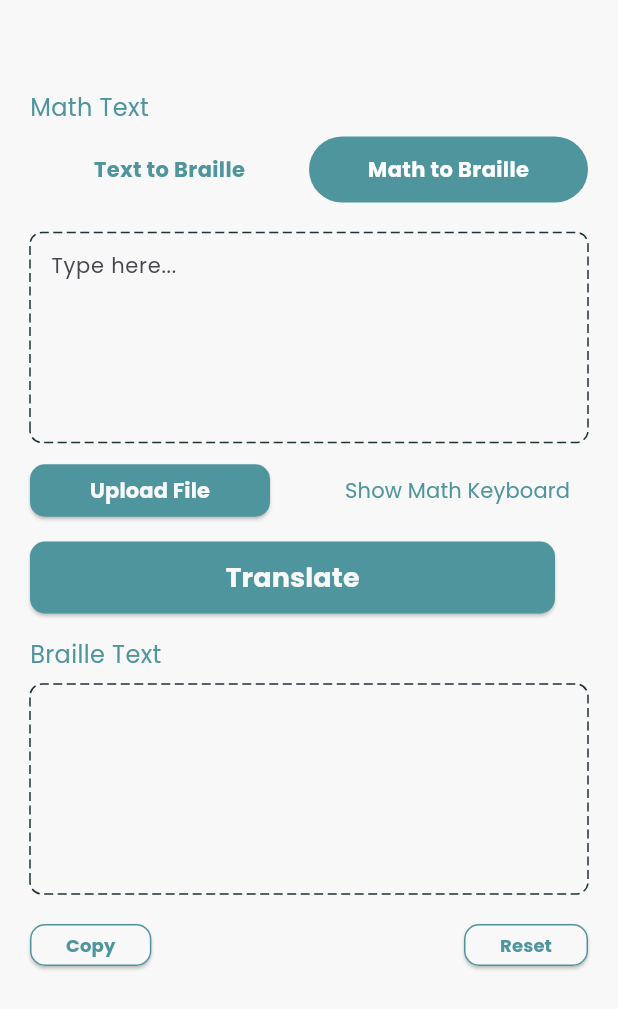
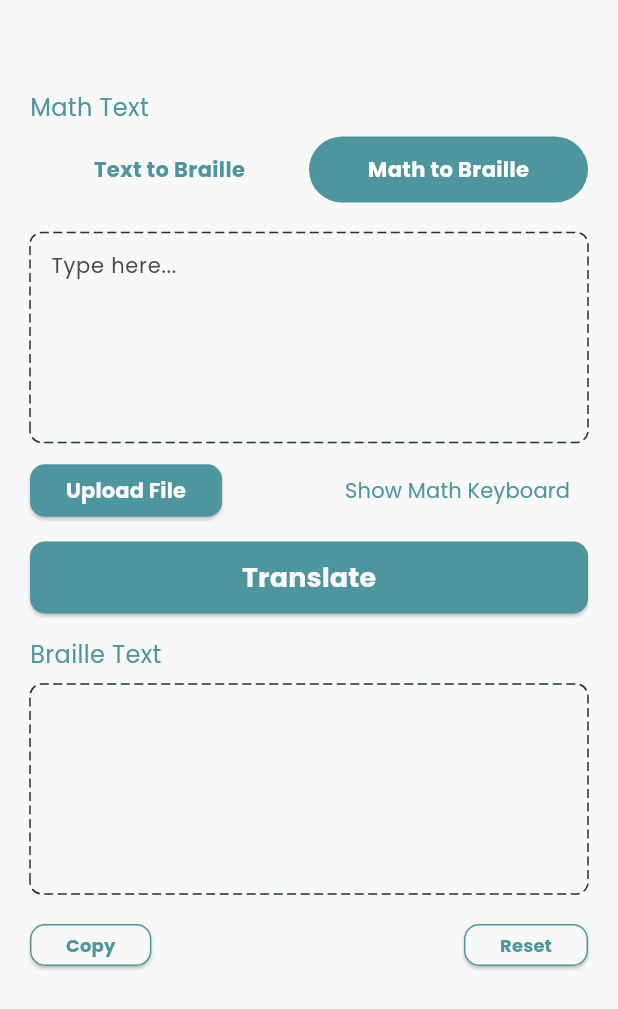
Before and after one commit to AhmadNaufal2525/braille-app, a Flutter app: the HomeScreen screen opened directly with empty values, after a tap on "Math to Braille", on a phone screen of 412 x 824 dp. Shown: the top 1009 px of the screen. Run offline on Flutter 3.47's test engine with Material 3 defaults, Android fonts, the phone set to English and light mode, and no system bars; drawn by our look-alikes of dotted_border; our stand-ins replace camera, dots_indicator, file_picker, flutter_svg, permission_handler, shared_preferences; missing offline and left inert: google_mlkit_text_recognition, syncfusion_flutter_pdf; accounts and stored records are empty.

Commit message:
update button width

```diff
--- a/lib/ui/screen/home/home_screen.dart
+++ b/lib/ui/screen/home/home_screen.dart
@@ -18,8 +18,8 @@ class _HomeScreenState extends State<HomeScreen> {
   @override
   Widget build(BuildContext context) {
     return Scaffold(
+      resizeToAvoidBottomInset: false,
       backgroundColor: AppColors.bgColor,
-      resizeToAvoidBottomInset: false,
       body: SingleChildScrollView(
         child: Padding(
           padding: const EdgeInsets.symmetric(vertical: 30, horizontal: 20),
--- a/lib/ui/screen/home/math_to_braille.dart
+++ b/lib/ui/screen/home/math_to_braille.dart
@@ -42,6 +42,7 @@ class _MathToBrailleState extends State<MathToBraille> {
           children: [
             BasicButton(
               height: 35,
+              width: 20,
               text: 'Upload File',
               textStyle: TextStyle(
                 fontWeight: FontWeight.bold,
@@ -127,7 +128,7 @@ class _MathToBrailleState extends State<MathToBraille> {
             brailleTextController.text = output;
           },
           height: 48,
-          width: 350,
+          width: double.infinity,
           textStyle: AppTextStyle.xlargeWhiteBold,
         ),
         const SizedBox(height: 16),
--- a/lib/ui/screen/home/text_plain_to_braille.dart
+++ b/lib/ui/screen/home/text_plain_to_braille.dart
@@ -9,7 +9,7 @@ import 'package:flutter/services.dart';
 
 class TextPlainToBraille extends StatefulWidget {
   final String initialScannedText;
-  const TextPlainToBraille({super.key, this.initialScannedText = ''});
+  const TextPlainToBraille({super.key, required this.initialScannedText,});
 
   @override
   State<TextPlainToBraille> createState() => _TextPlainToBrailleState();
@@ -54,6 +54,7 @@ class _TextPlainToBrailleState extends State<TextPlainToBraille> {
         const SizedBox(height: 8),
         BasicButton(
           height: 35,
+          width: 20,
           text: 'Upload File',
           textStyle: TextStyle(
             fontWeight: FontWeight.bold,
@@ -72,7 +73,7 @@ class _TextPlainToBrailleState extends State<TextPlainToBraille> {
             brailleTextController.text = output;
           },
           height: 48,
-          width: 350,
+          width: double.infinity,
           textStyle: AppTextStyle.xlargeWhiteBold,
         ),
         const SizedBox(height: 16),
```
